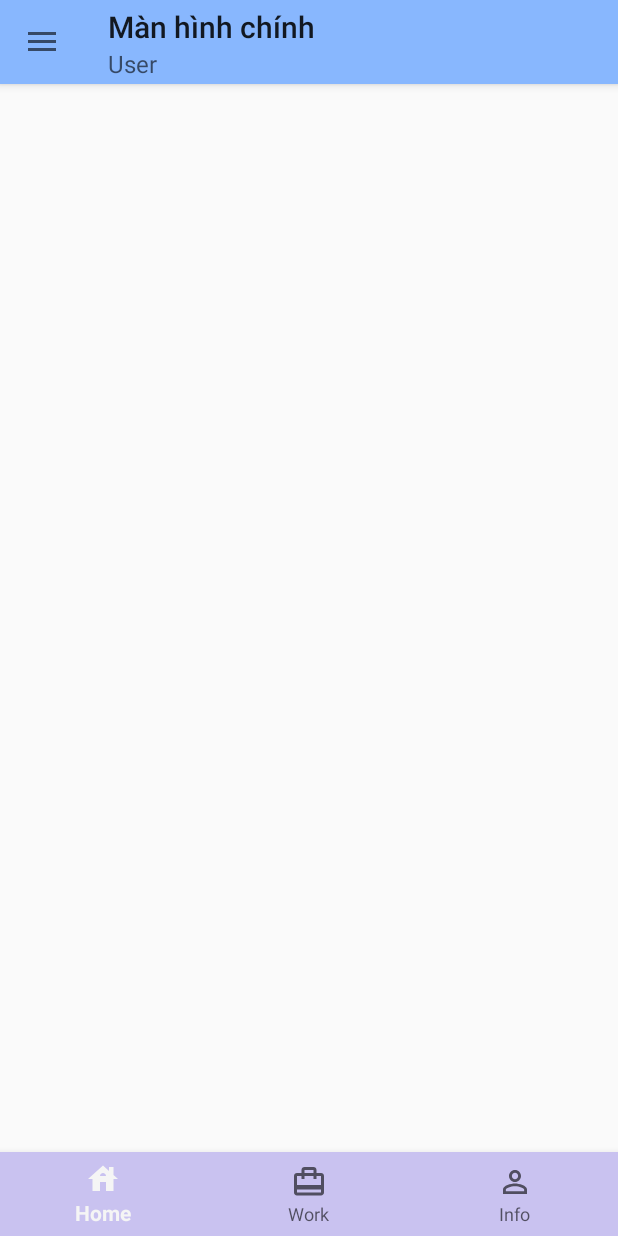
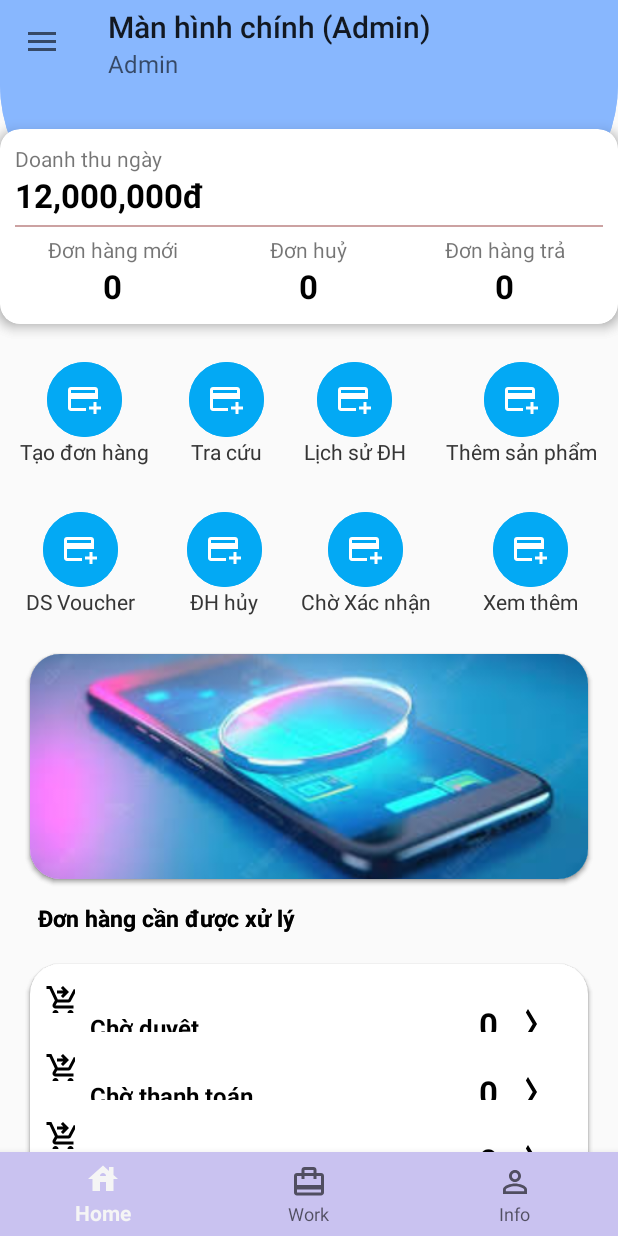
Before and after one commit to TienVinh03/Duan1_BeeMobile, an Android app: the FragMentContainer screen opened directly, with no data from a screen before it, on a phone screen of 412 x 824 dp. Run offline under Robolectric (Android 15) with nearby library versions, the phone set to English and light mode, and no system bars.

Commit message:
Frag qlsp

```diff
--- a/app/src/main/java/com/example/du_an1_qldt/DAO/TaiKhoanDAO.java
+++ b/app/src/main/java/com/example/du_an1_qldt/DAO/TaiKhoanDAO.java
@@ -29,7 +29,7 @@ public class TaiKhoanDAO {
             SharedPreferences.Editor editor = sharedPreferences.edit();
             editor.putString("hoTen",cursor.getString(1));
             editor.putString("matKhau",cursor.getString(2));
-            editor.putString("loaitaikhoan",cursor.getString(8));
+            editor.putString("loaitaikhoan",cursor.getString(7));
             editor.putString("email",cursor.getString(5));
             editor.commit();
             return true;
--- a/app/src/main/java/com/example/du_an1_qldt/FragMentContainer.java
+++ b/app/src/main/java/com/example/du_an1_qldt/FragMentContainer.java
@@ -19,10 +19,10 @@ import com.google.android.material.bottomnavigation.BottomNavigationView;
 import com.google.android.material.navigation.NavigationBarView;
 import com.google.android.material.navigation.NavigationView;
 
-public class FragMentContainer extends AppCompatActivity implements NavigationView.OnNavigationItemSelectedListener {
+public class FragMentContainer extends AppCompatActivity {
 
     private DrawerLayout drawer;
-    private NavigationView navigationView;
+    NavigationView navigationView;
     private FragmentContainerView fragmentContainerView;
     Toolbar toolbar;
     BottomNavigationView bottomNavigationView;
@@ -37,28 +37,62 @@ public class FragMentContainer extends AppCompatActivity implements NavigationVi
         bottomNavigationView = findViewById(R.id.bottom_admin);
         fragmentContainerView = findViewById(R.id.fragMentContainer);
 
-        bottomNavigationView.setOnItemSelectedListener(new NavigationBarView.OnItemSelectedListener() {
-            @Override
-            public boolean onNavigationItemSelected(@NonNull MenuItem item) {
-                return false;
-            }
-        });
+        setSupportActionBar(toolbar);
+        getSupportActionBar().setDisplayHomeAsUpEnabled(true);
 
-        Fragment TrangChuNguoiDung;
-        TrangChuNguoiDung = new TrangChuNguoiDung();
+
+
+//        bottomNavigationView.setOnItemSelectedListener(new NavigationBarView.OnItemSelectedListener() {
+//            @Override
+//            public boolean onNavigationItemSelected(@NonNull MenuItem item) {
+//                return false;
+//            }
+//        });
+
+
+
+        if (savedInstanceState == null) {
+            repLaceFragment(TrangChuAdmin.newInstance());
+            setTitle("Màn hình chính");
+            setTitle("Màn hình chính (Admin)");
+            toolbar.setTitle("Màn hình chính");
+            toolbar.setSubtitle("Admin");
+        }
 
 
 
 
 
-        ActionBarDrawerToggle drawerToggle = new ActionBarDrawerToggle(FragMentContainer.this, drawer, toolbar, 0, 0);
+
+        ActionBarDrawerToggle drawerToggle =new ActionBarDrawerToggle(this,drawer,toolbar,R.string.open,R.string.close);
+        drawerToggle.setDrawerIndicatorEnabled(true);
         drawerToggle.syncState();
-        navigationView.setNavigationItemSelectedListener(this);
+        drawer.addDrawerListener(drawerToggle);
+        getSupportFragmentManager().beginTransaction().add(R.id.fragMentContainer, new TrangChuAdmin()).commit();
+        navigationView.setNavigationItemSelectedListener(new NavigationView.OnNavigationItemSelectedListener() {
+            @Override
+            public boolean onNavigationItemSelected(@NonNull MenuItem item) {
+                Fragment fr=null;
+                if (item.getItemId()==R.id.QL_Voucher){
+
+                    fr=new Frag_QuanLiVoucher();
+                } else if (item.getItemId()==R.id.QLSP) {
+                    fr=new Frag_QuanLiSanPham();
+                    toolbar.setTitle("Quản lí sản phẩm");
+                } else {
+                    fr=new TrangChuAdmin();
+                    toolbar.setTitle("Trang chủ");
+                }
+                getSupportFragmentManager().beginTransaction().replace(R.id.fragMentContainer,fr).commit();
+                drawer.close();
+                return true;
+            }
+        });
 
         SharedPreferences sharedPreferences = getSharedPreferences("thongtin", MODE_PRIVATE);
         String loaitaikhoan = sharedPreferences.getString("loaitaikhoan", "");
 
-        if (!loaitaikhoan.equals("admin")){
+        if (loaitaikhoan.equals("admin")){
             Menu menu = navigationView.getMenu();
             menu.findItem(R.id.QL_Voucher).setVisible(false);
             menu.findItem(R.id.QLSP).setVisible(false);
@@ -70,48 +104,36 @@ public class FragMentContainer extends AppCompatActivity implements NavigationVi
             menu.findItem(R.id.ThongKeTop).setVisible(false);
 
 
-        }if(loaitaikhoan.equals("admin")) {
+        }if(!loaitaikhoan.equals("admin")) {
             Menu menu = navigationView.getMenu();
 
             menu.findItem(R.id.QLDM).setVisible(false);
             menu.findItem(R.id.GIOHANG).setVisible(false);
             menu.findItem(R.id.dsSanPham).setVisible(false);
         }
-        if (loaitaikhoan.equals("admin")) {
-            repLaceFragment(TrangChuAdmin.newInstance());
-            setTitle("Màn hình chính (Admin)");
-            toolbar.setTitle("Màn hình chính");
-            toolbar.setSubtitle("Admin");
-        }else {
-            repLaceFragment(TrangChuNguoiDung);
-            setTitle("Màn hình chính (User)");
-            toolbar.setTitle("Màn hình chính");
-            toolbar.setSubtitle("User");
-        }
+//        if (loaitaikhoan.equals("admin")) {
+//            repLaceFragment(TrangChuAdmin.newInstance());
+//            setTitle("Màn hình chính (Admin)");
+//            toolbar.setTitle("Màn hình chính");
+//            toolbar.setSubtitle("Admin");
+//        }else {
+//            repLaceFragment(TrangChuNguoiDung);
+//            setTitle("Màn hình chính (User)");
+//            toolbar.setTitle("Màn hình chính");
+//            toolbar.setSubtitle("User");
+//        }
 
 
-//        navigationView.setNavigationItemSelectedListener(new NavigationView.OnNavigationItemSelectedListener() {
-//            @Override
-//            public boolean onNavigationItemSelected(@NonNull MenuItem item) {
-//
-//                Fragment fr;
-//                if (item.getItemId()==R.id.QL_Voucher){
-//
-//                    fr=new Frag_QuanLiVoucher();
-//                }else {
-//                    fr=new Frag_QuanLiSanPham();
-//                }
-//                getSupportFragmentManager().beginTransaction().replace(R.id.fragMentContainer,fr).commit();
-//                return true;
-//            }
-//        });
+
 
     }
 
-    @Override
-    public boolean onNavigationItemSelected(@NonNull MenuItem item) {
-        return false;
-    }
+
+
+
+
+
+
     public void repLaceFragment(Fragment fragment) {
         FragmentTransaction fragmentTransaction = getSupportFragmentManager().beginTransaction();
         fragmentTransaction.replace(R.id.fragMentContainer, fragment);
--- a/app/src/main/res/layout/activity_frag_ment_container.xml
+++ b/app/src/main/res/layout/activity_frag_ment_container.xml
@@ -6,18 +6,13 @@
     android:layout_height="match_parent"
     android:id="@+id/drawer"
     tools:context=".FragMentContainer">
-    <LinearLayout
+    <RelativeLayout
         android:layout_width="match_parent"
         android:layout_height="match_parent"
         android:orientation="vertical"
         >
 
-        <com.google.android.material.appbar.AppBarLayout
-            android:layout_width="match_parent"
-            android:layout_height="wrap_content"
-            android:background="#88B7FE"
 
-            >
             <androidx.appcompat.widget.Toolbar
                 android:layout_width="match_parent"
                 android:layout_height="?attr/actionBarSize"
@@ -26,15 +21,27 @@
                 />
 
 
-        </com.google.android.material.appbar.AppBarLayout>
+
         <androidx.fragment.app.FragmentContainerView
             android:layout_width="match_parent"
             android:id="@+id/fragMentContainer"
-            android:layout_height="match_parent"/>
+            android:layout_height="match_parent"
+            android:layout_below="@+id/toolbar"/>
+
+
+            <com.google.android.material.bottomnavigation.BottomNavigationView
+                android:layout_width="match_parent"
+                android:layout_alignParentBottom="true"
+                android:background="#C9C2F0"
+                android:id="@+id/bottom_admin"
+                app:menu="@menu/menu_bottom_admin"
+
+                android:layout_height="wrap_content"/>
 
 
 
-    </LinearLayout>
+
+    </RelativeLayout>
     <com.google.android.material.navigation.NavigationView
         android:id="@+id/nav"
         android:layout_width="match_parent"
@@ -44,20 +51,7 @@
         android:clickable="true"
 
         app:menu="@menu/menu_nav"/>
-    <RelativeLayout
-        android:layout_width="match_parent"
-        android:layout_height="match_parent">
-        <com.google.android.material.bottomnavigation.BottomNavigationView
-            android:layout_width="match_parent"
-            android:layout_alignParentBottom="true"
-            android:background="#C9C2F0"
-            android:id="@+id/bottom_admin"
-            app:menu="@menu/menu_bottom_admin"
 
-            android:layout_height="wrap_content"/>
-
-
-    </RelativeLayout>
 
 
 </androidx.drawerlayout.widget.DrawerLayout>
--- a/app/src/main/res/layout/activity_trang_chu_admin.xml
+++ b/app/src/main/res/layout/activity_trang_chu_admin.xml
@@ -15,7 +15,7 @@
     <androidx.cardview.widget.CardView
         android:id="@+id/cardViewTrangChu"
         android:layout_width="430dp"
-        android:layout_height="120dp"
+        android:layout_height="130dp"
         android:background="@color/white"
         android:layout_alignParentTop="true"
         android:layout_centerInParent="true"
--- a/app/src/main/res/values/strings.xml
+++ b/app/src/main/res/values/strings.xml
@@ -1,3 +1,5 @@
 <resources>
     <string name="app_name">Du_an1_QLDT</string>
+    <string name="open">open</string>
+    <string name="close">close</string>
 </resources>
```
Also changed, not shown: app/src/main/java/com/example/du_an1_qldt/Adapter/SanPhamAdapter.java (+95 -1 lines), app/src/main/java/com/example/du_an1_qldt/DAO/SanPhamDAO.java (+37 -2 lines), app/src/main/java/com/example/du_an1_qldt/DataBase1/dbHelper.java (+6 -1 lines), app/src/main/java/com/example/du_an1_qldt/Frag_QuanLiSanPham.java (+23 -0 lines), app/src/main/java/com/example/du_an1_qldt/model/phone.java (+13 -1 lines), app/src/main/res/layout/activity_frag_quan_li_san_pham.xml (+49 -2 lines), app/src/main/res/layout/row_ql_san_pham.xml (+8 -4 lines).
